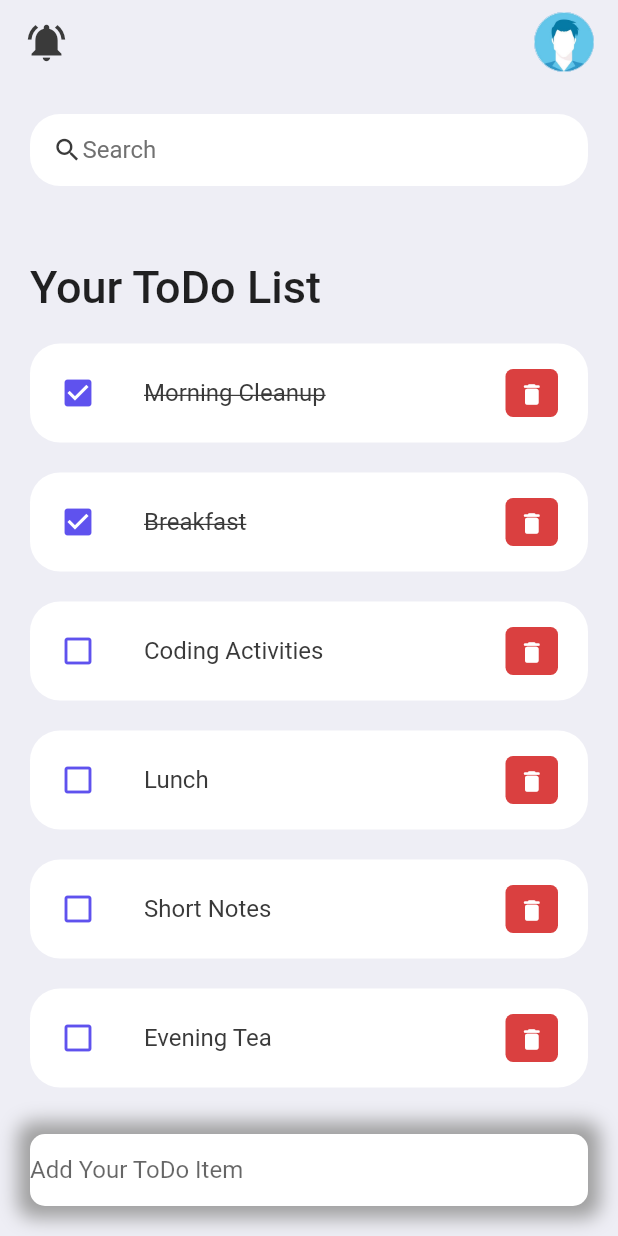
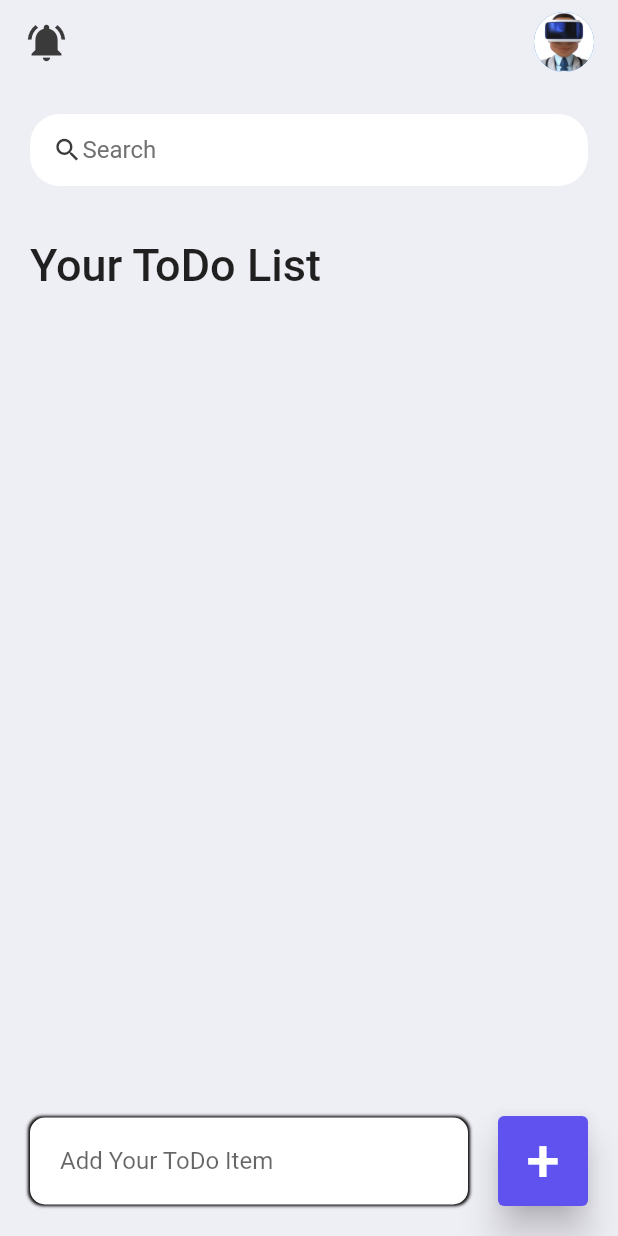
Before and after one commit to hasira09/ToDo_Tasks, a Flutter app: the screen it shows after launch, on a phone screen of 412 x 824 dp. Run offline on Flutter 3.47's test engine with Material 2 defaults, Android fonts, the phone set to English and light mode, and no system bars.

Commit message:
Completed UI

```diff
--- a/lib/Model/todo.dart
+++ b/lib/Model/todo.dart
@@ -11,13 +11,6 @@ class ToDo {
 
   static List<ToDo> todoList() {
     return[
-      ToDo(id: '01', todoText: 'Morning Cleanup', isDone: true),
-      ToDo(id: '02', todoText: 'Breakfast', isDone: true),
-      ToDo(id: '03', todoText: 'Coding Activities',),
-      ToDo(id: '04', todoText: 'Lunch',),
-      ToDo(id: '05', todoText: 'Short Notes',),
-      ToDo(id: '06', todoText: 'Evening Tea',),
-
     ];
   }
 
--- a/lib/Screens/HomeScreen.dart
+++ b/lib/Screens/HomeScreen.dart
@@ -1,17 +1,37 @@
 import 'package:flutter/material.dart';
+import 'package:flutter/services.dart';
 import 'package:todo_tasks/Constants/Colours.dart';
 
 import '../Model/todo.dart';
 import '../Widgets/todo_itemlist.dart';
 
-class HomeScreen extends StatelessWidget {
-  HomeScreen({Key? key}) : super(key: key);
+class HomeScreen extends StatefulWidget {
+  const HomeScreen({Key? key}) : super(key: key);
 
+  @override
+  State<HomeScreen> createState() => _HomeScreenState();
+}
+
+class _HomeScreenState extends State<HomeScreen> {
   final todoList = ToDo.todoList();
+  final _todoController = TextEditingController();
+  List<ToDo> _foundToDo = [];
+
+  @override
+  void initState() {
+    _foundToDo = todoList;
+    super.initState();
+  }
 
   @override
   Widget build(BuildContext context) {
-    return Scaffold(
+    return Container(
+      decoration: const BoxDecoration(
+        image: DecorationImage(
+            image: AssetImage("assets/Images/BackgroundImage.png"),
+            fit: BoxFit.cover),
+      ),
+      child: Scaffold(
         backgroundColor: tBGColor,
         appBar: _buildAppBar(),
         body: Stack(
@@ -25,7 +45,7 @@ class HomeScreen extends StatelessWidget {
                     child: ListView(
                       children: [
                         Container(
-                        margin: const EdgeInsets.only(top: 50, bottom: 20),
+                          margin: const EdgeInsets.only(top: 35, bottom: 20),
                           child: const Text(
                             'Your ToDo List',
                             style: TextStyle(
@@ -34,9 +54,11 @@ class HomeScreen extends StatelessWidget {
                             ),
                           ),
                         ),
-                      for (ToDo todo in todoList)
+                        for (ToDo todo in _foundToDo.reversed)
                           ToDoList(
                             todo: todo,
+                            onToDoChanged: _handleToDoChange,
+                            onDeleteItem: _deleteToDoItem,
                           ),
                       ],
                     ),
@@ -55,30 +77,93 @@ class HomeScreen extends StatelessWidget {
                         right: 20,
                         left: 20,
                       ),
+                      padding: const EdgeInsets.symmetric(
+                          horizontal: 20, vertical: 5),
                       decoration: BoxDecoration(
                         color: Colors.white,
                         boxShadow: const [
                           BoxShadow(
-                        color: Colors.grey,
+                            color: Colors.black,
                             offset: Offset(0.0, 0.0),
-                        blurRadius: 10.0,
-                        spreadRadius: 8.0,
+                            blurRadius: 1.0,
+                            spreadRadius: 1.0,
                           ),
                         ],
                         borderRadius: BorderRadius.circular(10),
                       ),
-                  child: const TextField(
-                    decoration: InputDecoration(
+                      child: TextField(
+                        controller: _todoController,
+                        decoration: const InputDecoration(
                             hintText: 'Add Your ToDo Item',
                             border: InputBorder.none),
                       ),
-                ))
+                    ),
+                  ),
+                  Container(
+                    margin: const EdgeInsets.only(
+                      bottom: 20,
+                      right: 20,
+                    ),
+                    child: ElevatedButton(
+                      onPressed: () {
+                        _addToDoItem(_todoController.text);
+                      },
+                      style: ElevatedButton.styleFrom(
+                        backgroundColor: tBlue,
+                        minimumSize: const Size(60, 60),
+                        elevation: 10,
+                      ),
+                      child: const Text(
+                        '+',
+                        style: TextStyle(fontSize: 40),
+                      ),
+                    ),
+                  )
                 ],
               ),
             )
           ],
         ),
+      ),
     );
+  }
+
+  void _handleToDoChange(ToDo todo) {
+    setState(() {
+      todo.isDone = !todo.isDone;
+    });
+  }
+
+  void _deleteToDoItem(String id) {
+    setState(() {
+      todoList.removeWhere((item) => item.id == id);
+    });
+  }
+
+  void _addToDoItem(String toDo) {
+    setState(() {
+      todoList.add(ToDo(
+          id: DateTime.now().millisecondsSinceEpoch.toString(),
+          todoText: toDo));
+    });
+    _todoController.clear();
+  }
+
+  void _runfilter(String enteredKeyword) {
+    List<ToDo> results = [];
+
+    if (enteredKeyword.isEmpty) {
+      results = todoList;
+    } else {
+      results = todoList
+          .where((item) => item.todoText!
+              .toLowerCase()
+              .contains(enteredKeyword.toLowerCase()))
+          .toList();
+    }
+    setState(() {
+      _foundToDo = results;
+    });
   }
 
   Widget searchBox() {
@@ -86,8 +171,9 @@ class HomeScreen extends StatelessWidget {
       padding: const EdgeInsets.symmetric(horizontal: 15),
       decoration: BoxDecoration(
           color: Colors.white, borderRadius: BorderRadius.circular(20)),
-      child: const TextField(
-        decoration: InputDecoration(
+      child: TextField(
+        onChanged: (value) => _runfilter(value),
+        decoration: const InputDecoration(
           contentPadding: EdgeInsets.all(0),
           prefixIcon: Icon(Icons.search, color: tBlack, size: 20),
           prefixIconConstraints: BoxConstraints(maxHeight: 20, maxWidth: 25),
--- a/pubspec.yaml
+++ b/pubspec.yaml
@@ -62,6 +62,7 @@ flutter:
   # To add assets to your application, add an assets section, like this:
   assets:
     - assets/Images/
+    - assets/Images/BackgroundImage.png
 
   # An image asset can refer to one or more resolution-specific "variants", see
   # https://flutter.dev/assets-and-images/#resolution-aware
```
Also changed, not shown: lib/Widgets/todo_itemlist.dart (+34 -4 lines), assets/Images/BackgroundImage.png (added), assets/Images/BackgroundImage.svg (added), assets/Images/Profile.jpg. Lines whose indentation alone changed are shown as unchanged.
